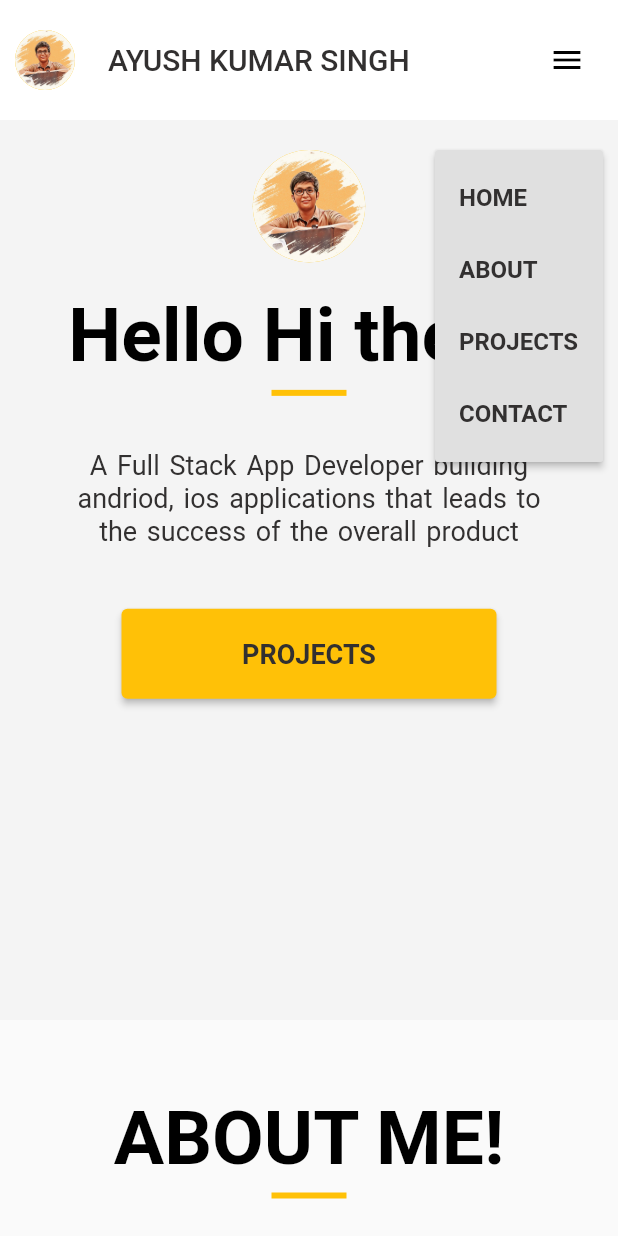
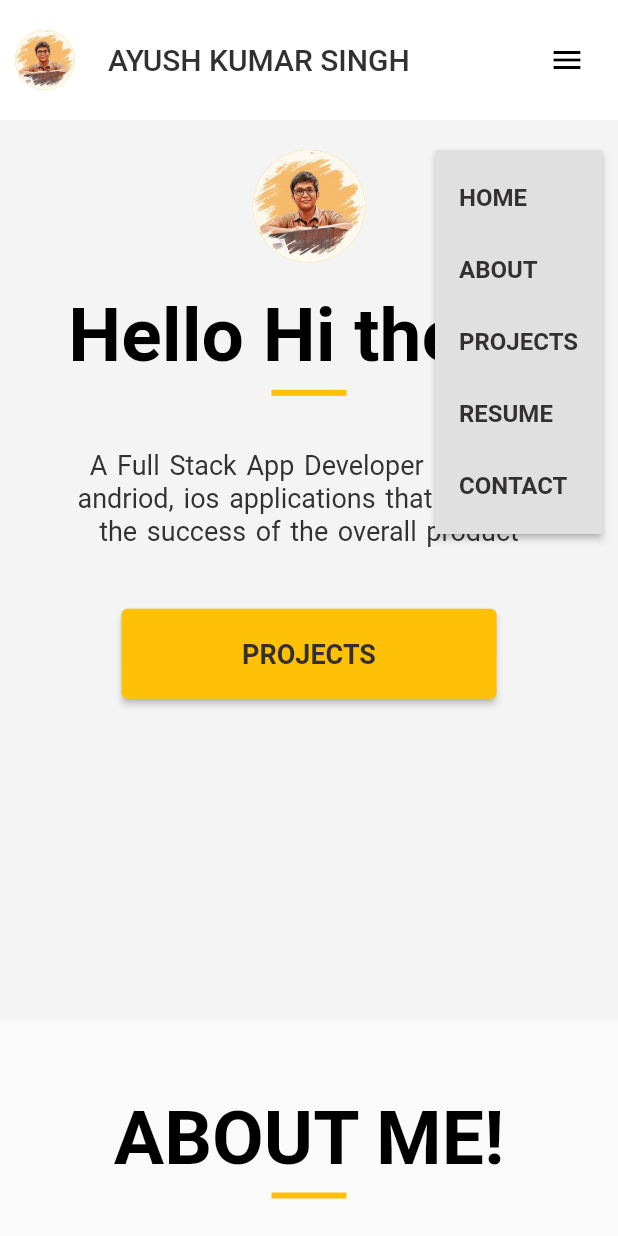
Before and after one commit to AyushKrSingh000/Portfolio-Web-App, a Flutter app: the screen it shows after launch, after a tap on the "menu" icon, on a phone screen of 412 x 824 dp. Run offline on Flutter 3.47's test engine with Material 2 defaults, Android fonts, the phone set to English and light mode, and no system bars; drawn by our look-alikes of animated_text_kit; our stand-ins replace get.

Commit message:
Minor Changes

```diff
--- a/lib/constants.dart
+++ b/lib/constants.dart
@@ -48,7 +48,6 @@ List<String> projects = [
   'It Provides a unique authentication for events. It uses QR codes to verify attendance and ensure that only authorized individuals are able to access the event.'
 ];
 void urlLauncher(String url) async {
-  //  const url = 'https:/github.com/AyushKrSingh000';
   final uri = Uri.parse(url);
   if (await canLaunchUrl(uri)) {
     await launchUrl(uri);
--- a/lib/pages/home_screen.dart
+++ b/lib/pages/home_screen.dart
@@ -128,7 +128,7 @@ class _HomePageState extends State<HomePage> {
                             ),
                           ),
                           PopupMenuItem(
-                            value: 1,
+                            value: 2,
                             child: SizedBox(
                               width: 80,
                               child: HoverBuilder(
@@ -157,7 +157,7 @@ class _HomePageState extends State<HomePage> {
                             ),
                           ),
                           PopupMenuItem(
-                            value: 1,
+                            value: 3,
                             child: SizedBox(
                               width: 80,
                               child: HoverBuilder(
@@ -187,6 +187,30 @@ class _HomePageState extends State<HomePage> {
                           ),
                           PopupMenuItem(
                             value: 1,
+                            child: SizedBox(
+                              width: 80,
+                              child: HoverBuilder(
+                                builder: (isHovered) {
+                                  return InkWell(
+                                    onTap: () {
+                                      urlLauncher(resumeLink);
+                                    },
+                                    child: Text(
+                                      "RESUME",
+                                      style: TextStyle(
+                                          color: isHovered
+                                              ? kHoverColor
+                                              : kBlackColor,
+                                          fontWeight: FontWeight.bold,
+                                          fontSize: fontsize),
+                                    ),
+                                  );
+                                },
+                              ),
+                            ),
+                          ),
+                          PopupMenuItem(
+                            value: 4,
                             child: SizedBox(
                               width: 80,
                               child: HoverBuilder(
@@ -359,12 +383,28 @@ class _HomePageState extends State<HomePage> {
                                   color: Colors.white,
                                   elevation: 20,
                                   child: SizedBox(
-                                    height: 200,
+                                    height: 250,
                                     width: 45,
                                     child: Column(
                                         mainAxisAlignment:
                                             MainAxisAlignment.spaceEvenly,
                                         children: [
+                                          InkWell(
+                                              hoverColor:
+                                                  Colors.amber.withOpacity(0.5),
+                                              onTap: () {
+                                                urlLauncher(resumeLink);
+                                              },
+                                              child: const Tooltip(
+                                                showDuration:
+                                                    Duration(microseconds: 5),
+                                                message: 'Resume',
+                                                child: SizedBox(
+                                                    height: 50,
+                                                    width: 45,
+                                                    child:
+                                                        Icon(Icons.file_copy)),
+                                              )),
                                           InkWell(
                                               hoverColor:
                                                   Colors.amber.withOpacity(0.5),
```
Also changed, not shown: 1 other file.
